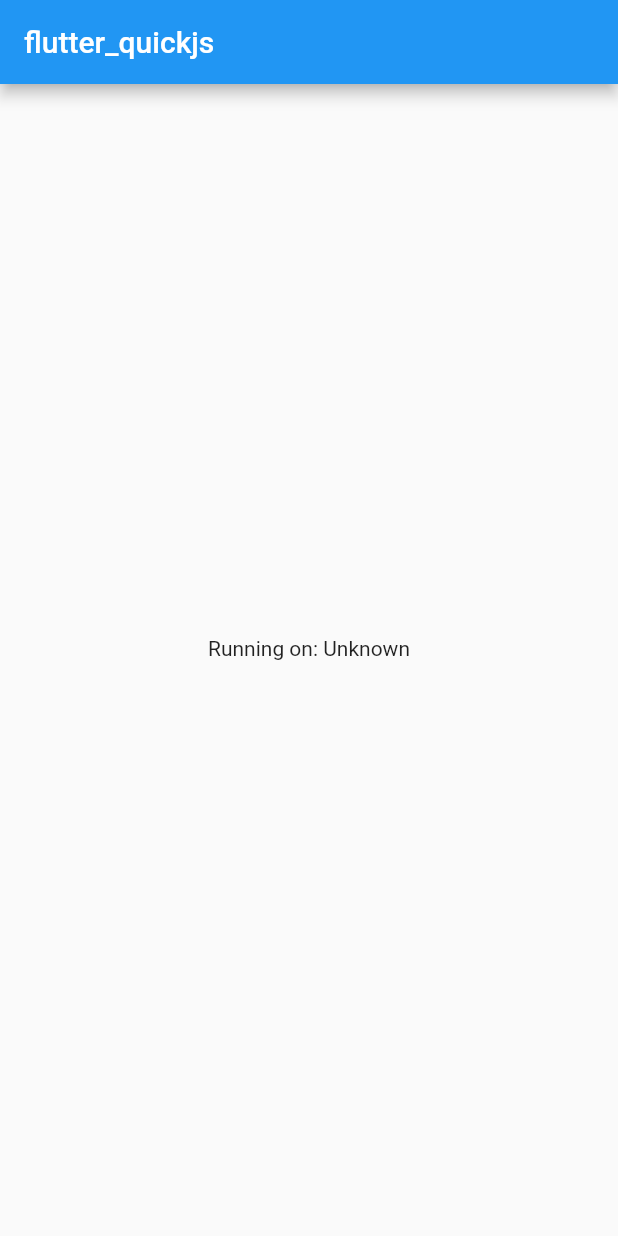
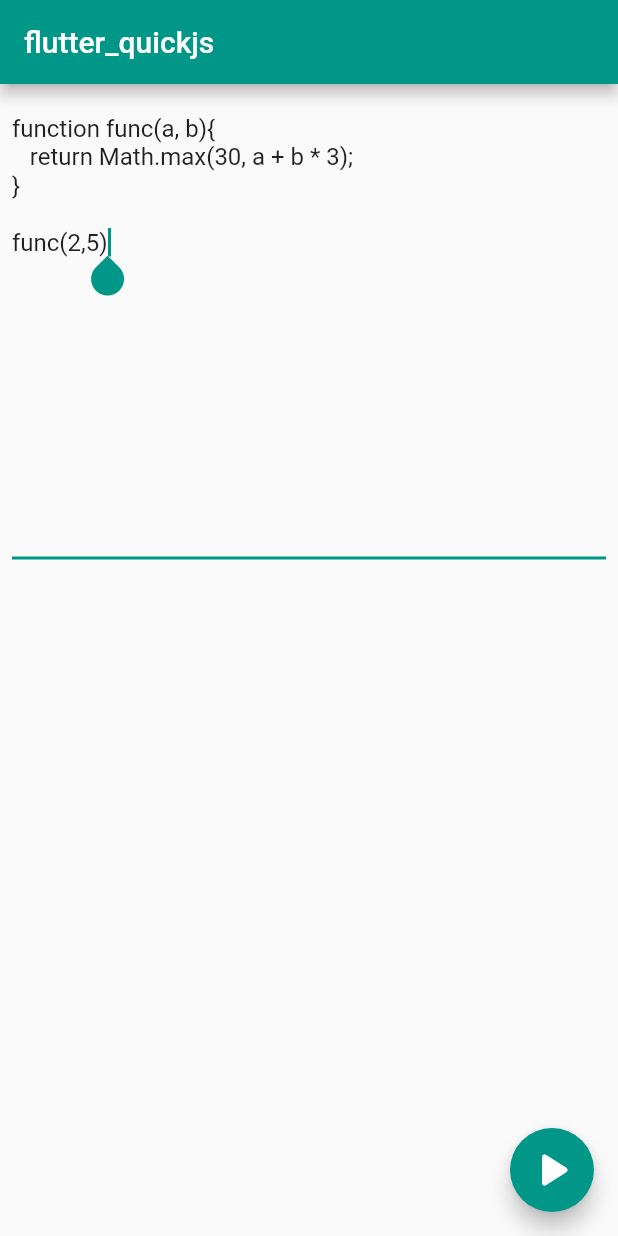
Before and after one commit to ZhangPingFan/flutter_quickjs, a Flutter app: the screen it shows after launch, on a phone screen of 412 x 824 dp. Run offline on Flutter 3.47's test engine with Material 2 defaults, Android fonts, the phone set to English and light mode, and no system bars; missing offline and left inert: dart:ffi.

Commit message:
update example
Signed-off-by: ZhangPingFan <geekheart@foxmail.com>

```diff
--- a/example/lib/main.dart
+++ b/example/lib/main.dart
@@ -1,13 +1,9 @@
 import 'package:flutter/material.dart';
 import 'dart:async';
 
-import 'package:flutter/services.dart';
 import 'package:flutter_quickjs/flutter_quickjs.dart';
 
 void main() {
-  FlutterError.onError = (FlutterErrorDetails details) {
-    FlutterError.dumpErrorToConsole(details);
-  };
   runApp(MyApp());
 }
 
@@ -17,24 +13,31 @@ class MyApp extends StatefulWidget {
 }
 
 class _MyAppState extends State<MyApp> {
-  String _platformVersion = 'Unknown';
+  TextEditingController _controller = TextEditingController(
+      text: 'function func(a, b){\n   return Math.max(30, a + b * 3);\n}\n\nfunc(2,5)');
+  String result = '';
 
   @override
   void initState() {
     super.initState();
-    initPlatformState();
+    testFlutterQuickjs();
   }
 
-  // Platform messages are asynchronous, so we initialize in an async method.
-  Future<void> initPlatformState() async {
-    String platformVersion;
-    // Platform messages may fail, so we use a try/catch PlatformException.
+  runJs() {
+    var qjs = new FlutterQuickjs();
+    var res;
     try {
-      platformVersion = await FlutterQuickjs.platformVersion;
-    } on PlatformException {
-      platformVersion = 'Failed to get platform version.';
+      res = qjs.eval(_controller.text);
+    } catch (e) {
+      res = e.message;
     }
+    setState(() {
+      result = res.toString();
+    });
+    qjs.close();
+  }
 
+  Future<void> testFlutterQuickjs() async {
     // If the widget was removed from the tree while the asynchronous platform
     // message was in flight, we want to discard the reply rather than calling
     // setState to update our non-existent appearance.
@@ -86,15 +89,11 @@ class _MyAppState extends State<MyApp> {
 
     try {
       ret = qjs.eval("throw new Error('jserror');", "test.js");
-    } catch(e) {print(e);}
-
-    var res = qjs.eval('"hello quickjs"');
+    } catch (e) {
+      print(e);
+    }
 
     qjs.close();
-
-    setState(() {
-      _platformVersion = res.toString();
-    });
   }
 
   @override
@@ -104,9 +103,30 @@ class _MyAppState extends State<MyApp> {
         appBar: AppBar(
           title: const Text('flutter_quickjs'),
         ),
-        body: Center(
-          child: Text('Running on: $_platformVersion\n'),
+        body: Container(
+            padding: EdgeInsets.all(8.0),
+            child: Column(
+            children: <Widget>[
+              TextField(
+                autofocus: true,
+                maxLines: 15,
+                controller: _controller,
+                decoration: InputDecoration(
+                    hintText: "write your js"),
+              ),
+              SizedBox(height: 25),
+              Text(result, textAlign: TextAlign.left, style: TextStyle(fontSize: 20))
+            ],
+        )),
+        floatingActionButton: FloatingActionButton(
+          onPressed: runJs,
+          tooltip: 'Run',
+          child: Icon(Icons.play_arrow_rounded, size: 40),
         ),
+      ),
+      theme: ThemeData(
+        primarySwatch: Colors.teal,
+        visualDensity: VisualDensity.adaptivePlatformDensity,
       ),
     );
   }
```
